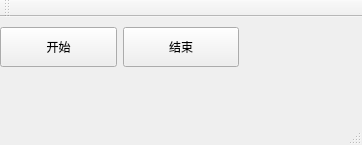
This is NanaRecorder/NanaRecorder.ui in onlyet/NanaRecorder as Qt 5 draws it before an edit. The edited form follows.
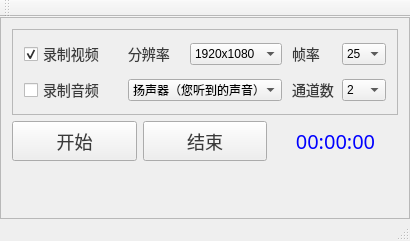
This is the edited form.

Commit message: UI添加音视频参数设置

Patch:
```diff
--- a/NanaRecorder/NanaRecorder.ui
+++ b/NanaRecorder/NanaRecorder.ui
@@ -6,17 +6,42 @@
    <rect>
     <x>0</x>
     <y>0</y>
-    <width>362</width>
-    <height>145</height>
+    <width>410</width>
+    <height>241</height>
    </rect>
   </property>
   <property name="windowTitle">
    <string>NanaRecorder</string>
   </property>
+  <property name="styleSheet">
+   <string notr="true">QLabel {
+font-size: 14px;
+font-family: PingFangSC-Regular, PingFang SC;
+font-weight: 400;
+color: #3A3A3A;
+line-height: 28px;
+}
+
+QCheckBox {
+font-size: 14px;
+font-family: PingFangSC-Regular, PingFang SC;
+font-weight: 400;
+color: #3A3A3A;
+line-height: 28px;
+}
+
+QPushButton {
+font-size: 18px;
+font-family: PingFangSC-Regular, PingFang SC;
+font-weight: 400;
+color: #3A3A3A;
+line-height: 28px;
+}</string>
+  </property>
   <widget class="QWidget" name="centralWidget">
-   <layout class="QVBoxLayout" name="verticalLayout">
+   <layout class="QHBoxLayout" name="horizontalLayout_2">
     <property name="spacing">
-     <number>6</number>
+     <number>0</number>
     </property>
     <property name="leftMargin">
      <number>0</number>
@@ -31,6 +56,176 @@
      <number>0</number>
     </property>
     <item>
+     <widget class="QFrame" name="frame">
+      <property name="frameShape">
+       <enum>QFrame::StyledPanel</enum>
+      </property>
+      <property name="frameShadow">
+       <enum>QFrame::Raised</enum>
+      </property>
+      <layout class="QVBoxLayout" name="verticalLayout">
+       <item>
+        <widget class="QFrame" name="frame_2">
+         <property name="minimumSize">
+          <size>
+           <width>0</width>
+           <height>70</height>
+          </size>
+         </property>
+         <property name="frameShape">
+          <enum>QFrame::StyledPanel</enum>
+         </property>
+         <property name="frameShadow">
+          <enum>QFrame::Raised</enum>
+         </property>
+         <layout class="QGridLayout" name="gridLayout">
+          <property name="spacing">
+           <number>10</number>
+          </property>
+          <item row="0" column="0">
+           <widget class="QCheckBox" name="videoCheckBox">
+            <property name="text">
+             <string>录制视频</string>
+            </property>
+            <property name="checked">
+             <bool>true</bool>
+            </property>
+           </widget>
+          </item>
+          <item row="1" column="0">
+           <widget class="QCheckBox" name="audioCheckBox">
+            <property name="text">
+             <string>录制音频</string>
+            </property>
+           </widget>
+          </item>
+          <item row="1" column="1">
+           <widget class="QComboBox" name="audioComboBox">
+            <property name="minimumSize">
+             <size>
+              <width>150</width>
+              <height>0</height>
+             </size>
+            </property>
+            <item>
+             <property name="text">
+              <string>扬声器（您听到的声音）</string>
+             </property>
+            </item>
+            <item>
+             <property name="text">
+              <string>麦克风</string>
+             </property>
+            </item>
+           </widget>
+          </item>
+          <item row="0" column="2">
+           <layout class="QHBoxLayout" name="horizontalLayout_4">
+            <item>
+             <widget class="QLabel" name="label_2">
+              <property name="text">
+               <string>帧率</string>
+              </property>
+             </widget>
+            </item>
+            <item>
+             <widget class="QComboBox" name="comboBox_2">
+              <property name="currentIndex">
+               <number>3</number>
+              </property>
+              <item>
+               <property name="text">
+                <string>10</string>
+               </property>
+              </item>
+              <item>
+               <property name="text">
+                <string>15</string>
+               </property>
+              </item>
+              <item>
+               <property name="text">
+                <string>20</string>
+               </property>
+              </item>
+              <item>
+               <property name="text">
+                <string>25</string>
+               </property>
+              </item>
+             </widget>
+            </item>
+           </layout>
+          </item>
+          <item row="0" column="1">
+           <layout class="QHBoxLayout" name="horizontalLayout_3">
+            <item>
+             <widget class="QLabel" name="label">
+              <property name="text">
+               <string>分辨率</string>
+              </property>
+              <property name="alignment">
+               <set>Qt::AlignLeading|Qt::AlignLeft|Qt::AlignVCenter</set>
+              </property>
+             </widget>
+            </item>
+            <item>
+             <widget class="QComboBox" name="comboBox">
+              <property name="minimumSize">
+               <size>
+                <width>80</width>
+                <height>0</height>
+               </size>
+              </property>
+              <property name="currentText">
+               <string>1920x1080</string>
+              </property>
+              <item>
+               <property name="text">
+                <string>1920x1080</string>
+               </property>
+              </item>
+              <item>
+               <property name="text">
+                <string>1280x720</string>
+               </property>
+              </item>
+             </widget>
+            </item>
+           </layout>
+          </item>
+          <item row="1" column="2">
+           <layout class="QHBoxLayout" name="horizontalLayout_5">
+            <item>
+             <widget class="QLabel" name="label_3">
+              <property name="text">
+               <string>通道数</string>
+              </property>
+             </widget>
+            </item>
+            <item>
+             <widget class="QComboBox" name="channelComboBox">
+              <property name="currentIndex">
+               <number>1</number>
+              </property>
+              <item>
+               <property name="text">
+                <string>1</string>
+               </property>
+              </item>
+              <item>
+               <property name="text">
+                <string>2</string>
+               </property>
+              </item>
+             </widget>
+            </item>
+           </layout>
+          </item>
+         </layout>
+        </widget>
+       </item>
+       <item>
      <layout class="QHBoxLayout" name="horizontalLayout">
       <item>
        <widget class="QPushButton" name="startBtn">
@@ -62,7 +257,7 @@
        <widget class="QLabel" name="durationLabel">
         <property name="minimumSize">
          <size>
-          <width>0</width>
+             <width>60</width>
           <height>40</height>
          </size>
         </property>
@@ -77,7 +272,7 @@
 }</string>
         </property>
         <property name="text">
-         <string/>
+            <string>00:00:00</string>
         </property>
         <property name="alignment">
          <set>Qt::AlignCenter</set>
@@ -120,6 +315,9 @@
     </item>
    </layout>
   </widget>
+    </item>
+   </layout>
+  </widget>
   <widget class="QMenuBar" name="menuBar">
    <property name="geometry">
     <rect>
```
Left out of the diff: 2 changed lines with no effect on the pictures. Lines whose indentation alone changed are shown as unchanged. The commit also changes 8 other files.
